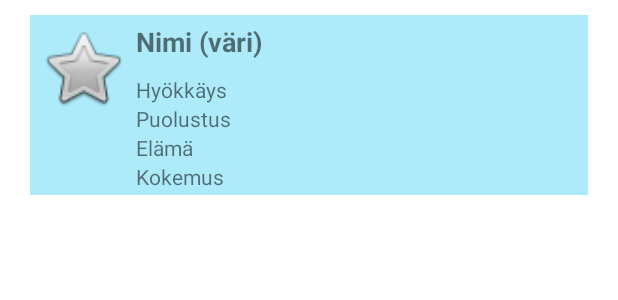
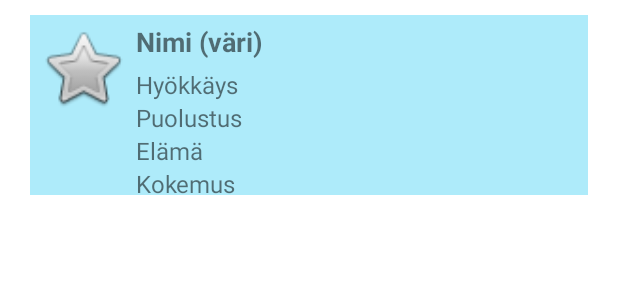
Before and after one commit to olvikontti/LutemonGame, an Android app: the layout lutemon_view.xml on its own in the app's theme, with its tools: preview values and no code run, on a phone screen of 412 x 824 dp. Shown: the top 300 px of the screen. Run offline under Robolectric (Android 15) with nearby library versions, the light colour scheme and no system bars.

Commit message:
juttuja taaaas

```diff
--- a/app/src/main/java/com/example/lutemongame/BattleActivity.java
+++ b/app/src/main/java/com/example/lutemongame/BattleActivity.java
@@ -82,6 +82,7 @@ public class BattleActivity extends AppCompatActivity {
                         if (lutemon1.getHealth() <= 0) {
                             addText(lutemon1.getName(), lutemon2.getName(), 0, 3);
                             lutemon2.setExperience();
+                            lutemon2.health = lutemon2.maxHealth;
                             LutemonStorage.getInstance().deleteLutemon(lutemon1);
                             LutemonStorage.getInstance().saveLutemons(BattleActivity.this);
 
@@ -89,6 +90,7 @@ public class BattleActivity extends AppCompatActivity {
                         if (lutemon2.getHealth() <= 0) {
                             addText(lutemon2.getName(), lutemon1.getName(), 0, 3);
                             lutemon1.setExperience();
+                            lutemon1.health = lutemon1.maxHealth;
                             LutemonStorage.getInstance().deleteLutemon(lutemon2);
                             LutemonStorage.getInstance().saveLutemons(BattleActivity.this);
                         }
--- a/app/src/main/res/layout/lutemon_view.xml
+++ b/app/src/main/res/layout/lutemon_view.xml
@@ -29,7 +29,7 @@
             android:layout_width="match_parent"
             android:layout_height="wrap_content"
             android:layout_marginTop="5dp"
-            android:layout_marginBottom="10dp"
+            android:layout_marginBottom="5dp"
             android:text="Nimi (väri)"
             android:textSize="18sp"
             android:textStyle="bold" />
@@ -38,24 +38,28 @@
             android:id="@+id/tvAttack"
             android:layout_width="match_parent"
             android:layout_height="wrap_content"
-            android:text="Hyökkäys" />
+            android:text="Hyökkäys"
+            android:textSize="16sp" />
 
         <TextView
             android:id="@+id/tvDefense"
             android:layout_width="match_parent"
             android:layout_height="wrap_content"
-            android:text="Puolustus" />
+            android:text="Puolustus"
+            android:textSize="16sp" />
 
         <TextView
             android:id="@+id/tvHealth"
             android:layout_width="match_parent"
             android:layout_height="wrap_content"
-            android:text="Elämä" />
+            android:text="Elämä"
+            android:textSize="16sp" />
 
         <TextView
             android:id="@+id/tvExperience"
             android:layout_width="match_parent"
             android:layout_height="wrap_content"
-            android:text="Kokemus" />
+            android:text="Kokemus"
+            android:textSize="16sp" />
     </LinearLayout>
 </androidx.appcompat.widget.LinearLayoutCompat>
```
